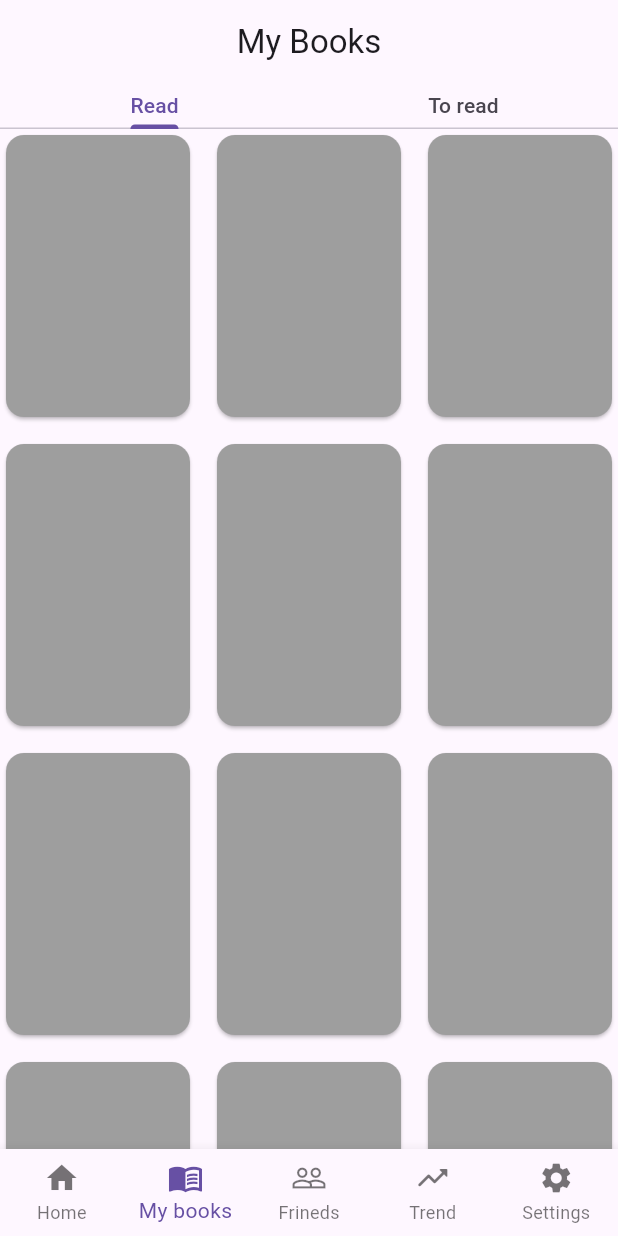
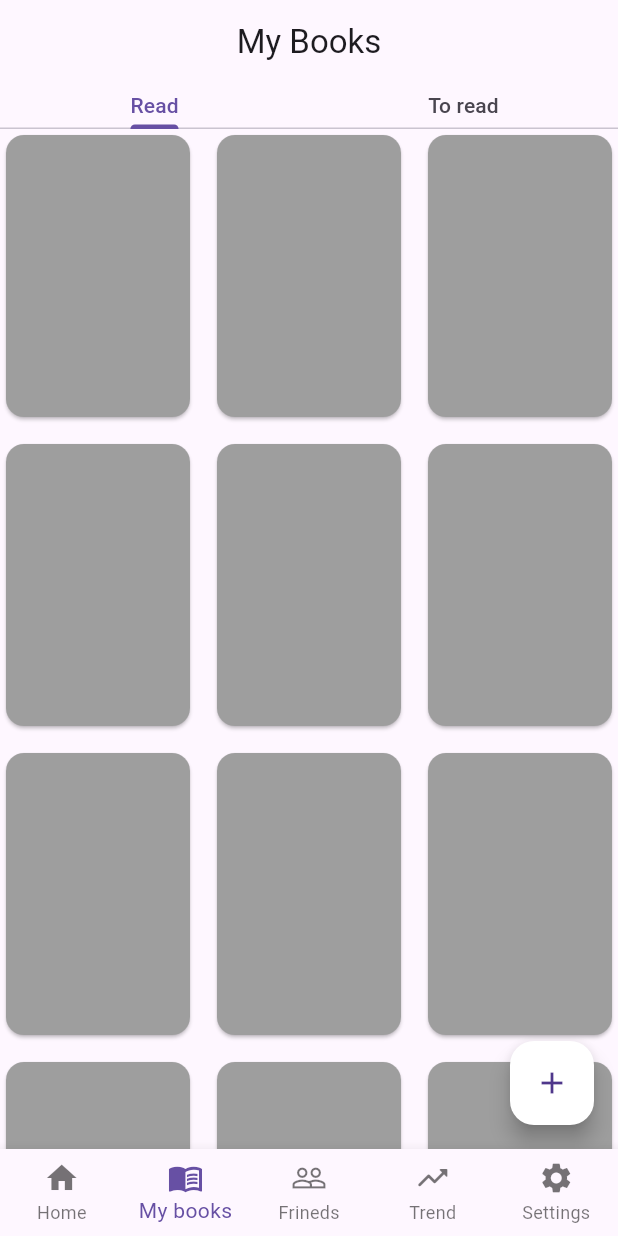
Before and after one commit to n0o0i/yomiru, a Flutter app: the screen it shows after launch, item 2 of the bottom bar chosen, on a phone screen of 412 x 824 dp. Run offline on Flutter 3.47's test engine with Material 3 defaults, Android fonts, the phone set to English and light mode, and no system bars.

Commit message:
add floatingactionbutton

```diff
--- a/lib/frontend/MyBooks/myBooks.dart
+++ b/lib/frontend/MyBooks/myBooks.dart
@@ -37,7 +37,14 @@ class MyBooks extends StatelessWidget {
             )
           ]
         )
-      )
+      ),
+      floatingActionButton: FloatingActionButton(
+        onPressed: () {
+          print('pressed');
+        },
+        child: Icon(Icons.add),
+        backgroundColor: Colors.white,
+      ),
     );
   }
 }
```
